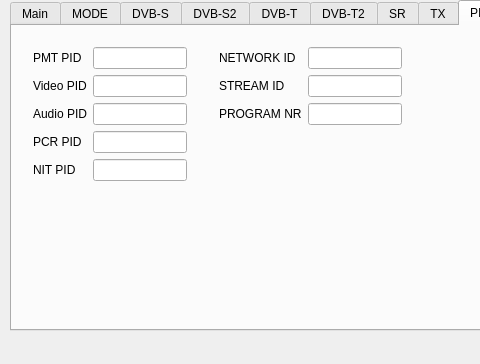
First picture: the form in mainwindow.ui, repository G4GUO/datvexpress_gui, before the edit; both pictures show x 0 to 480 and y 0 to 364 of the 691 by 364 pixel window.
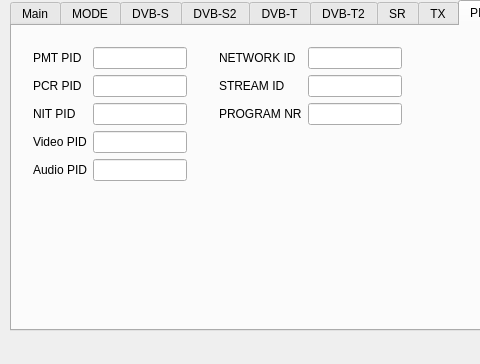
Second picture: the form after the edit. The open tabs and pages were chosen to show the change.

Commit message: Insert occaisional NULL packet to keep TS analysis software happy

Patch:
```diff
--- a/mainwindow.ui
+++ b/mainwindow.ui
@@ -974,36 +974,6 @@
          </property>
         </widget>
        </item>
-       <item row="3" column="1">
-        <widget class="QLineEdit" name="lineEditPCRPID"/>
-       </item>
-       <item row="2" column="0">
-        <widget class="QLabel" name="label_6">
-         <property name="text">
-          <string>Audio PID</string>
-         </property>
-        </widget>
-       </item>
-       <item row="3" column="0">
-        <widget class="QLabel" name="label_21">
-         <property name="text">
-          <string>PCR PID</string>
-         </property>
-        </widget>
-       </item>
-       <item row="1" column="0">
-        <widget class="QLabel" name="label_5">
-         <property name="text">
-          <string>Video PID</string>
-         </property>
-        </widget>
-       </item>
-       <item row="1" column="1">
-        <widget class="QLineEdit" name="lineEditVideoPID"/>
-       </item>
-       <item row="2" column="1">
-        <widget class="QLineEdit" name="lineEditAudioPID"/>
-       </item>
        <item row="1" column="3">
         <widget class="QLabel" name="label_7">
          <property name="text">
@@ -1037,16 +1007,6 @@
          </property>
         </spacer>
        </item>
-       <item row="4" column="0">
-        <widget class="QLabel" name="label_48">
-         <property name="text">
-          <string>NIT PID</string>
-         </property>
-        </widget>
-       </item>
-       <item row="4" column="1">
-        <widget class="QLineEdit" name="lineEditNitPID"/>
-       </item>
        <item row="2" column="3">
         <widget class="QLabel" name="label_49">
          <property name="text">
@@ -1057,6 +1017,59 @@
        <item row="2" column="4">
         <widget class="QLineEdit" name="lineEditProgramNr"/>
        </item>
+       <item row="1" column="0">
+        <widget class="QLabel" name="label_21">
+         <property name="text">
+          <string>PCR PID</string>
+         </property>
+        </widget>
+       </item>
+       <item row="1" column="1">
+        <widget class="QLineEdit" name="lineEditPCRPID"/>
+       </item>
+       <item row="2" column="0">
+        <widget class="QLabel" name="label_48">
+         <property name="text">
+          <string>NIT PID</string>
+         </property>
+        </widget>
+       </item>
+       <item row="2" column="1">
+        <widget class="QLineEdit" name="lineEditNitPID"/>
+       </item>
+       <item row="4" column="0">
+        <widget class="QLabel" name="label_6">
+         <property name="text">
+          <string>Audio PID</string>
+         </property>
+        </widget>
+       </item>
+       <item row="4" column="1">
+        <widget class="QLineEdit" name="lineEditAudioPID"/>
+       </item>
+       <item row="3" column="0">
+        <widget class="QLabel" name="label_5">
+         <property name="text">
+          <string>Video PID</string>
+         </property>
+        </widget>
+       </item>
+       <item row="3" column="1">
+        <widget class="QLineEdit" name="lineEditVideoPID"/>
+       </item>
+       <item row="4" column="2">
+        <spacer name="horizontalSpacer_8">
+         <property name="orientation">
+          <enum>Qt::Horizontal</enum>
+         </property>
+         <property name="sizeHint" stdset="0">
+          <size>
+           <width>40</width>
+           <height>20</height>
+          </size>
+         </property>
+        </spacer>
+       </item>
       </layout>
      </widget>
     </widget>
```
The commit also changes 2 other files.
